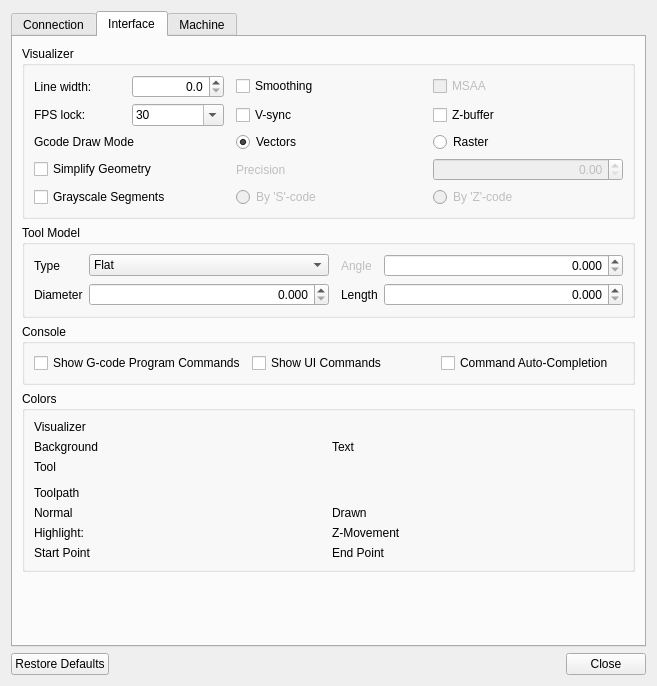
The window that View/SettingsForm.ui (octronic-uk/Candle) describes before a commit, drawn with Qt 5.
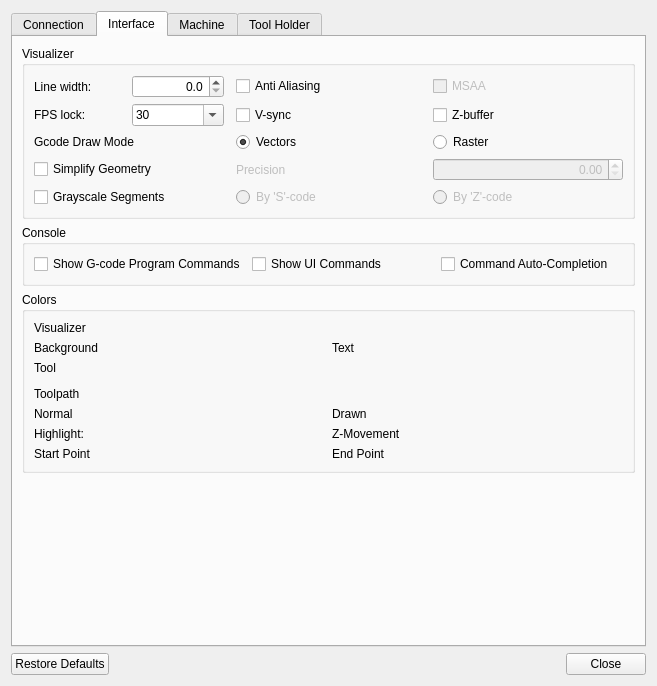
The same window after the commit. The open tabs and pages were chosen to show the change. Icons and pictures are not drawn. Custom widgets are drawn as their Qt base class.

Commit message: Working on settings forms

What changed in the file:
```diff
--- a/View/SettingsForm.ui
+++ b/View/SettingsForm.ui
@@ -19,8 +19,20 @@
   <layout class="QVBoxLayout" name="verticalLayout_3">
    <item>
     <widget class="QTabWidget" name="settingsTabs">
+     <property name="tabPosition">
+      <enum>QTabWidget::North</enum>
+     </property>
+     <property name="tabShape">
+      <enum>QTabWidget::Rounded</enum>
+     </property>
      <property name="currentIndex">
-      <number>0</number>
+      <number>2</number>
+     </property>
+     <property name="iconSize">
+      <size>
+       <width>24</width>
+       <height>24</height>
+      </size>
      </property>
      <widget class="QWidget" name="Connection">
       <attribute name="title">
@@ -513,7 +525,7 @@
             <item row="0" column="3">
              <widget class="QCheckBox" name="chkAntialiasing">
               <property name="text">
-               <string>Smoothing</string>
+               <string>Anti Aliasing</string>
               </property>
              </widget>
             </item>
@@ -522,148 +534,6 @@
          </layout>
         </widget>
        </item>
-       <item>
-        <widget class="QGroupBox" name="grpTool">
-         <property name="title">
-          <string>Tool Model</string>
-         </property>
-         <layout class="QGridLayout" name="gridLayout">
-          <item row="0" column="0">
-           <widget class="QLabel" name="label_3">
-            <property name="text">
-             <string>Type</string>
-            </property>
-           </widget>
-          </item>
-          <item row="1" column="0">
-           <widget class="QLabel" name="label_4">
-            <property name="text">
-             <string>Diameter</string>
-            </property>
-           </widget>
-          </item>
-          <item row="0" column="1">
-           <widget class="QComboBox" name="cboToolType">
-            <property name="sizePolicy">
-             <sizepolicy hsizetype="Expanding" vsizetype="Fixed">
-              <horstretch>0</horstretch>
-              <verstretch>0</verstretch>
-             </sizepolicy>
-            </property>
-            <item>
-             <property name="text">
-              <string>Flat</string>
-             </property>
-            </item>
-            <item>
-             <property name="text">
-              <string>Conic</string>
-             </property>
-            </item>
-           </widget>
-          </item>
-          <item row="0" column="4">
-           <widget class="QLabel" name="lblToolAngle">
-            <property name="enabled">
-             <bool>false</bool>
-            </property>
-            <property name="text">
-             <string>Angle</string>
-            </property>
-           </widget>
-          </item>
-          <item row="1" column="4">
-           <widget class="QLabel" name="lblToolLength">
-            <property name="text">
-             <string>Length</string>
-            </property>
-           </widget>
-          </item>
-          <item row="0" column="2">
-           <spacer name="horizontalSpacer_4">
-            <property name="orientation">
-             <enum>Qt::Horizontal</enum>
-            </property>
-            <property name="sizeType">
-             <enum>QSizePolicy::Fixed</enum>
-            </property>
-            <property name="sizeHint" stdset="0">
-             <size>
-              <width>6</width>
-              <height>20</height>
-             </size>
-            </property>
-           </spacer>
-          </item>
-          <item row="1" column="1">
-           <widget class="QDoubleSpinBox" name="txtToolDiameter">
-            <property name="sizePolicy">
-             <sizepolicy hsizetype="Expanding" vsizetype="Fixed">
-              <horstretch>0</horstretch>
-              <verstretch>0</verstretch>
-             </sizepolicy>
-            </property>
-            <property name="alignment">
-             <set>Qt::AlignRight|Qt::AlignTrailing|Qt::AlignVCenter</set>
-            </property>
-            <property name="buttonSymbols">
-             <enum>QAbstractSpinBox::UpDownArrows</enum>
-            </property>
-            <property name="decimals">
-             <number>3</number>
-            </property>
-            <property name="maximum">
-             <double>99.000000000000000</double>
-            </property>
-           </widget>
-          </item>
-          <item row="1" column="5">
-           <widget class="QDoubleSpinBox" name="txtToolLength">
-            <property name="sizePolicy">
-             <sizepolicy hsizetype="Expanding" vsizetype="Fixed">
-              <horstretch>0</horstretch>
-              <verstretch>0</verstretch>
-             </sizepolicy>
-            </property>
-            <property name="alignment">
-             <set>Qt::AlignRight|Qt::AlignTrailing|Qt::AlignVCenter</set>
-            </property>
-            <property name="buttonSymbols">
-             <enum>QAbstractSpinBox::UpDownArrows</enum>
-            </property>
-            <property name="decimals">
-             <number>3</number>
-            </property>
-            <property name="maximum">
-             <double>999.000000000000000</double>
-            </property>
-           </widget>
-          </item>
-          <item row="0" column="5">
-           <widget class="QDoubleSpinBox" name="txtToolAngle">
-            <property name="sizePolicy">
-             <sizepolicy hsizetype="Expanding" vsizetype="Fixed">
-              <horstretch>0</horstretch>
-              <verstretch>0</verstretch>
-             </sizepolicy>
-            </property>
-            <property name="alignment">
-             <set>Qt::AlignRight|Qt::AlignTrailing|Qt::AlignVCenter</set>
-            </property>
-            <property name="buttonSymbols">
-             <enum>QAbstractSpinBox::UpDownArrows</enum>
-            </property>
-            <property name="decimals">
-             <number>3</number>
-            </property>
-            <property name="maximum">
-             <double>180.000000000000000</double>
-            </property>
-           </widget>
-          </item>
-         </layout>
-        </widget>
-       </item>
        <item>
         <widget class="QGroupBox" name="grpConsole">
          <property name="sizePolicy">
@@ -1355,6 +1225,16 @@
        </item>
       </layout>
      </widget>
+     <widget class="QWidget" name="toolHolderTab">
+      <attribute name="title">
+       <string>Tool Holder</string>
+      </attribute>
+      <layout class="QVBoxLayout" name="verticalLayout_18">
+       <item>
+        <widget class="ToolHolderModelFormController" name="toolHolderForm" native="true"/>
+       </item>
+      </layout>
+     </widget>
     </widget>
    </item>
    <item>
@@ -1396,6 +1276,14 @@
    </item>
   </layout>
  </widget>
+ <customwidgets>
+  <customwidget>
+   <class>ToolHolderModelFormController</class>
+   <extends>QWidget</extends>
+   <header>Controller/ToolHolderModelFormController.h</header>
+   <container>1</container>
+  </customwidget>
+ </customwidgets>
  <tabstops>
   <tabstop>restoreDefaultsButton</tabstop>
   <tabstop>closeButton</tabstop>
```
Left out of the diff: 196 changed lines with no effect on the pictures. The commit also changes 70 other files.
